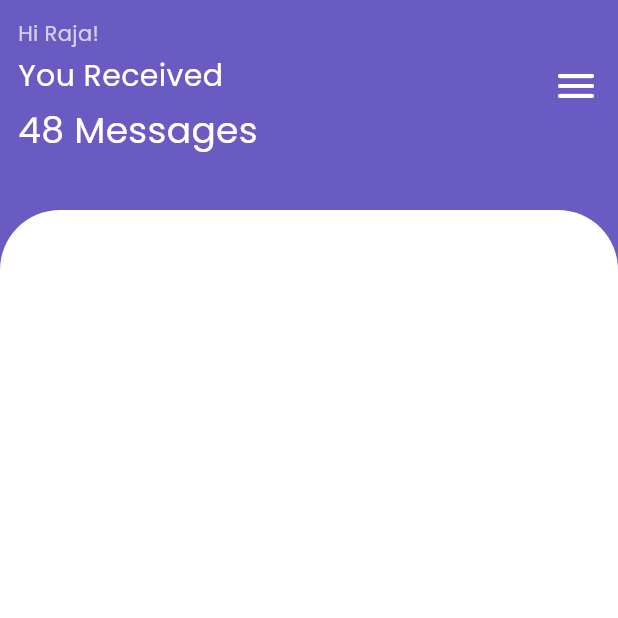
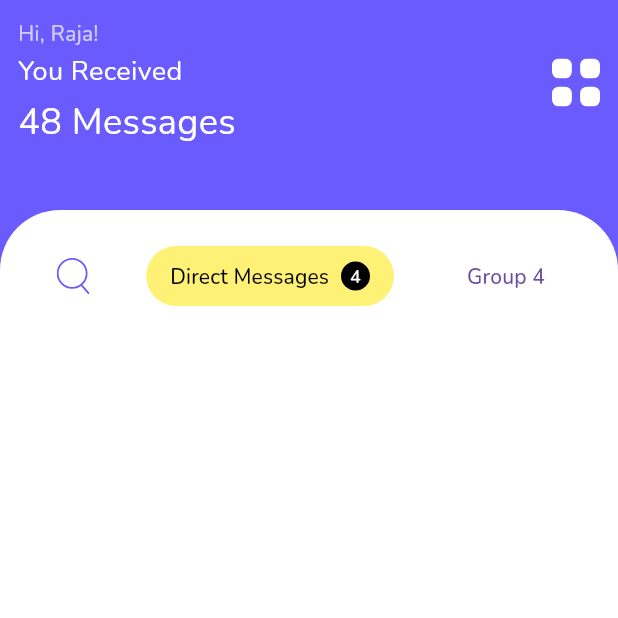
Before and after one commit to Rajasgh18/Chat-App, a Flutter app: the screen it shows after launch, on a phone screen of 412 x 824 dp, the top half of it. Run offline on Flutter 3.47's test engine with Material 3 defaults, Android fonts, the phone set to English and light mode, and no system bars; our stand-ins replace flutter_svg, google_fonts.

Commit message:
changes to UI layout

```diff
--- a/lib/main.dart
+++ b/lib/main.dart
@@ -1,5 +1,6 @@
 import 'package:flutter/material.dart';
 import 'package:flutter/widgets.dart';
+import 'package:flutter_svg/flutter_svg.dart';
 import 'package:google_fonts/google_fonts.dart';
 
 void main() {
@@ -15,37 +16,38 @@ class MyApp extends StatelessWidget {
       title: 'Chat App',
       debugShowCheckedModeBanner: false,
       theme: ThemeData(
-        scaffoldBackgroundColor: const Color(0xFF6a5bc2),
-        fontFamily: GoogleFonts.poppins().fontFamily,
+        scaffoldBackgroundColor: const Color(0xFF6a5bff),
+        fontFamily: GoogleFonts.nunito().fontFamily,
         useMaterial3: true,
       ),
       home: Scaffold(
         appBar: PreferredSize(
           preferredSize: const Size.fromHeight(140),
           child: AppBar(
-            flexibleSpace: const Padding(
-              padding: EdgeInsets.all(12),
+            flexibleSpace: SafeArea(
+              child: Padding(
+                padding: const EdgeInsets.all(12),
                 child: Row(
                   mainAxisAlignment: MainAxisAlignment.spaceBetween,
                   children: [
-                  IntrinsicHeight(
+                    const IntrinsicHeight(
                       child: Column(
                         crossAxisAlignment: CrossAxisAlignment.start,
                         children: [
                           Text(
-                          "Hi Raja!",
+                            "Hi, Raja!",
                             textAlign: TextAlign.left,
                             style: TextStyle(
                               color: Colors.white70,
                             ),
                           ),
-                        SizedBox(height: 4),
+                          SizedBox(height: 2),
                           Text(
                             "You Received",
                             textAlign: TextAlign.left,
                             style: TextStyle(
                               color: Colors.white,
-                            fontSize: 20,
+                              fontSize: 18,
                             ),
                           ),
                           SizedBox(height: 4),
@@ -60,12 +62,19 @@ class MyApp extends StatelessWidget {
                         ],
                       ),
                     ),
-                  Icon(
-                    Icons.menu_rounded,
-                    size: 32,
-                    color: Colors.white,
-                  )
+                    ColorFiltered(
+                      colorFilter: const ColorFilter.mode(
+                        Colors.white, // Desired color
+                        BlendMode.srcIn,
+                      ),
+                      child: SvgPicture.asset(
+                        'assets/icons/menu.svg', // Path to your SVG file
+                        width: 32,
+                        height: 32,
+                      ),
+                    ),
                   ],
+                ),
               ),
             ),
             backgroundColor: Colors.transparent,
@@ -78,6 +87,56 @@ class MyApp extends StatelessWidget {
                   topLeft: Radius.circular(40), topRight: Radius.circular(40)),
               color: Colors.white,
             ),
+            child: Column(
+              children: [
+                Padding(
+                  padding: const EdgeInsets.symmetric(vertical: 20),
+                  child: Row(
+                    mainAxisAlignment: MainAxisAlignment.spaceEvenly,
+                    children: [
+                      ColorFiltered(
+                        colorFilter: const ColorFilter.mode(
+                            Color(0xFF6a5bff), BlendMode.srcIn),
+                        child: SvgPicture.asset(
+                          'assets/icons/search.svg',
+                          height: 24,
+                          width: 24,
+                        ),
+                      ),
+                      ElevatedButton(
+                        onPressed: () {},
+                        style: ButtonStyle(
+                            backgroundColor: MaterialStateProperty.all(
+                                Colors.yellow.shade300),
+                            foregroundColor:
+                                MaterialStateProperty.all(Colors.black),
+                            elevation: MaterialStateProperty.all<double>(0),
+                            padding: MaterialStateProperty.all(
+                                const EdgeInsets.symmetric(
+                                    horizontal: 16, vertical: 4))),
+                        child: Row(
+                          children: [
+                            const Text("Direct Messages"),
+                            const SizedBox(width: 8),
+                            Container(
+                              padding: const EdgeInsets.all(6),
+                              decoration: const BoxDecoration(
+                                  color: Colors.black, shape: BoxShape.circle),
+                              child: const Text(
+                                "4",
+                                style: TextStyle(
+                                    color: Colors.white, fontSize: 12),
+                              ),
+                            )
+                          ],
+                        ),
+                      ),
+                      TextButton(onPressed: () {}, child: const Text("Group 4"))
+                    ],
+                  ),
+                )
+              ],
+            ),
           ),
         ),
       ),
```
Lines whose indentation alone changed are shown as unchanged.
